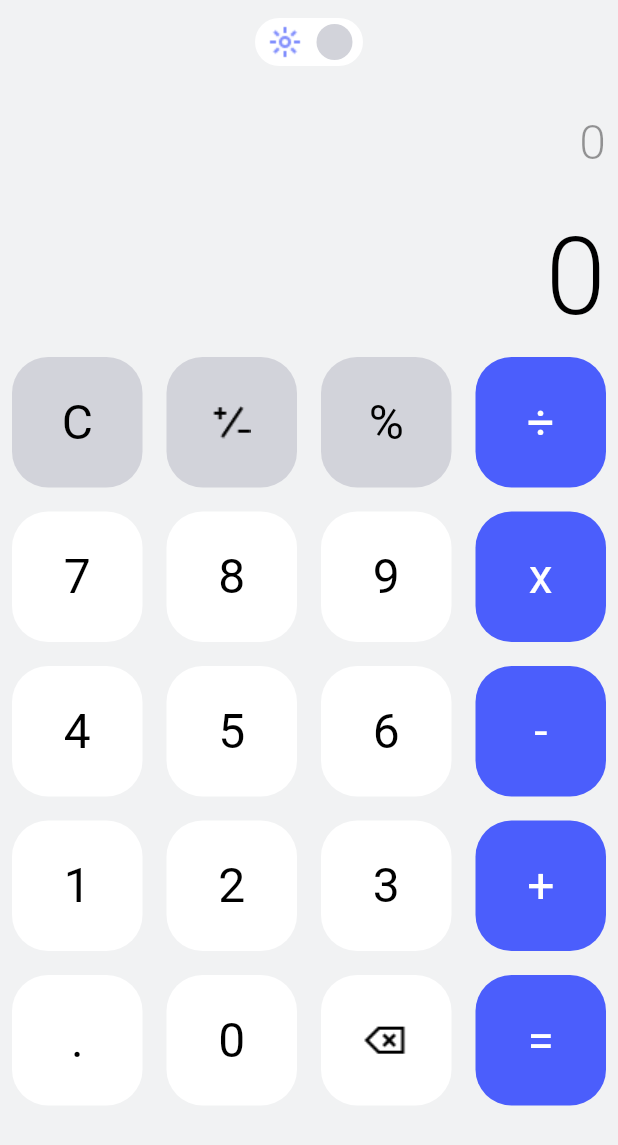
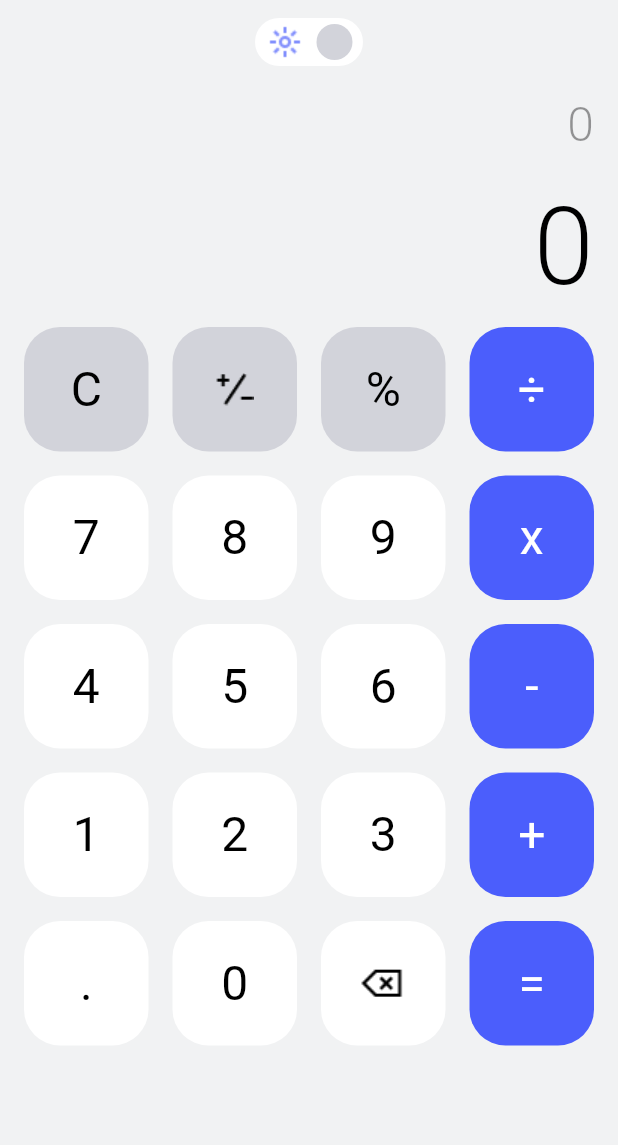
Before and after one commit to tttrung21/calculator, a Flutter app: the screen it shows after launch, on a phone screen of 412 x 824 dp. Shown: the top 1145 px of the screen. Run offline on Flutter 3.47's test engine with Material 3 defaults, Android fonts, the phone set to English and light mode, and no system bars; our stand-ins replace math_expressions, shared_preferences.

Commit message:
fix handle flip function and overflow text

```diff
--- a/lib/home/home_screen.dart
+++ b/lib/home/home_screen.dart
@@ -31,7 +31,8 @@ class HomeScreen extends StatelessWidget {
     ItemPad(name: "DEL", calculations: Calculations.delete),
     ItemPad(name: "=", calculations: Calculations.equal),
   ];
-  bool _isWidthBigger(double height,double width){
+
+  bool _isWidthBigger(double height, double width) {
     return width > height;
   }
   @override
@@ -48,7 +49,7 @@ class HomeScreen extends StatelessWidget {
         ),
         body: SafeArea(
           child: SingleChildScrollView(
-            padding: EdgeInsets.fromLTRB(padding.left + 8, 16, padding.right + 8, 32),
+            padding: EdgeInsets.fromLTRB(padding.left + 16, 4, padding.right + 16, 0),
             child: Column(
               crossAxisAlignment: CrossAxisAlignment.end,
               children: [_buildInputOutput(context), _buildButtons(context)],
@@ -64,29 +65,44 @@ class HomeScreen extends StatelessWidget {
       crossAxisAlignment: CrossAxisAlignment.end,
       mainAxisAlignment: MainAxisAlignment.end,
       children: [
-        Consumer<HomeViewModel>(
-            builder: (context, value, child) => Text(value.inputString,
+        Selector<HomeViewModel, String>(
+            selector: (p0, p1) => p1.inputString,
+            builder: (context, value, child) => Container(
+                  alignment: Alignment.centerRight,
+                  child: SingleChildScrollView(
+                    scrollDirection: Axis.horizontal,
+                    reverse: true,
+                    child: Text(value,
                         maxLines: 1,
                         softWrap: false,
+                        textAlign: TextAlign.right,
                         style: Theme.of(context)
                             .textTheme
                             .bodyMedium
-                    ?.copyWith(overflow: TextOverflow.ellipsis))),
-        const SizedBox(
-          height: 12,
+                            ?.copyWith(overflow: TextOverflow.ellipsis)),
                   ),
+                )),
+        const SizedBox(height: 4),
         Selector<HomeViewModel, double?>(
             selector: (context, vm) => vm.output,
             builder: (context, value, child) {
               var output = value?.toString() ?? '0';
-              return Text(
+              return Container(
+                alignment: Alignment.centerRight,
+                child: SingleChildScrollView(
+                  scrollDirection: Axis.horizontal,
+                  reverse: true,
+                  child: Text(
                     output,
                     maxLines: 1,
+                    textAlign: TextAlign.right,
                     softWrap: false,
                     style: Theme.of(context)
                         .textTheme
                         .bodyLarge
                         ?.copyWith(overflow: TextOverflow.ellipsis),
+                  ),
+                ),
               );
             }),
       ],
@@ -97,7 +113,7 @@ class HomeScreen extends StatelessWidget {
     final size = MediaQuery.sizeOf(context);
     final height = size.height;
     final width = size.width;
-    final ratio = (width+width)/height;
+    final ratio = (width + width) / height;
     return SizedBox(
       height: height / 2 + height / 6,
       child: GridView.builder(
@@ -130,7 +146,7 @@ class HomeScreen extends StatelessWidget {
             : item.calculations == Calculations.delete && item.name == 'DEL'
                 ? Image.asset('assets/delete.png', color: _getTextColor(index, context))
                 : Text(
-                    item.name.toString(),
+                    item.name,
                     style: Theme.of(context).textTheme.bodyMedium?.copyWith(
                         fontWeight: FontWeight.w400, color: _getTextColor(index, context)),
                   ),
--- a/lib/home/view_model/home_viewmodel.dart
+++ b/lib/home/view_model/home_viewmodel.dart
@@ -62,30 +62,28 @@ class HomeViewModel with ChangeNotifier {
 
   void _handleFlip() {
     /// ? zero/one occurrence (means optional) // + one or more // * zero or more // $ end regex
-    final regex = RegExp(r'([+\-*/])?(-?\d+\.?\d*)$');
+    final regex = RegExp(r'([+\-x÷])?(-?\d+\.?\d*)$');
     final match = regex.firstMatch(_inputString);
-    if (match != null) {
+    if (match == null) return;
     final operator = match.group(1);
     final number = match.group(2);
-      if (number != null) {
-        if(_listInput.length == 1){
-          if(operator == null || operator == '+'){
+    if (number == null) return;
+
+    if (_listInput.length == 1 && _listInput.first != '0') {
+      if (operator == null || operator == '+') {
         _inputString = '-$_inputString';
-          }
-          else{
+      } else {
         _inputString = _inputString.substring(1);
       }
+      return;
     }
-        else {
-          print(match.start);
+    if (_listInput.length > 1) {
       if (number.startsWith('-')) {
-            _inputString = _inputString.substring(0, match.start + (operator?.length ?? 0)) +
-                number.substring(1);
+        _inputString =
+            _inputString.substring(0, match.start + (operator?.length ?? 0)) + number.substring(1);
       } else {
         _inputString =
             '${_inputString.substring(0, match.start + (operator?.length ?? 0))}-$number';
-          }
-        }
       }
     }
   }
--- a/lib/main.dart
+++ b/lib/main.dart
@@ -21,7 +21,7 @@ class MyApp extends StatelessWidget {
       theme: AppThemes.lightTheme,
       darkTheme: AppThemes.darkTheme,
       themeMode: provider.theme,
-      home: HomeScreen(),
+      home: const HomeScreen(),
     );
   }
 }
```
Lines whose indentation alone changed are shown as unchanged.
